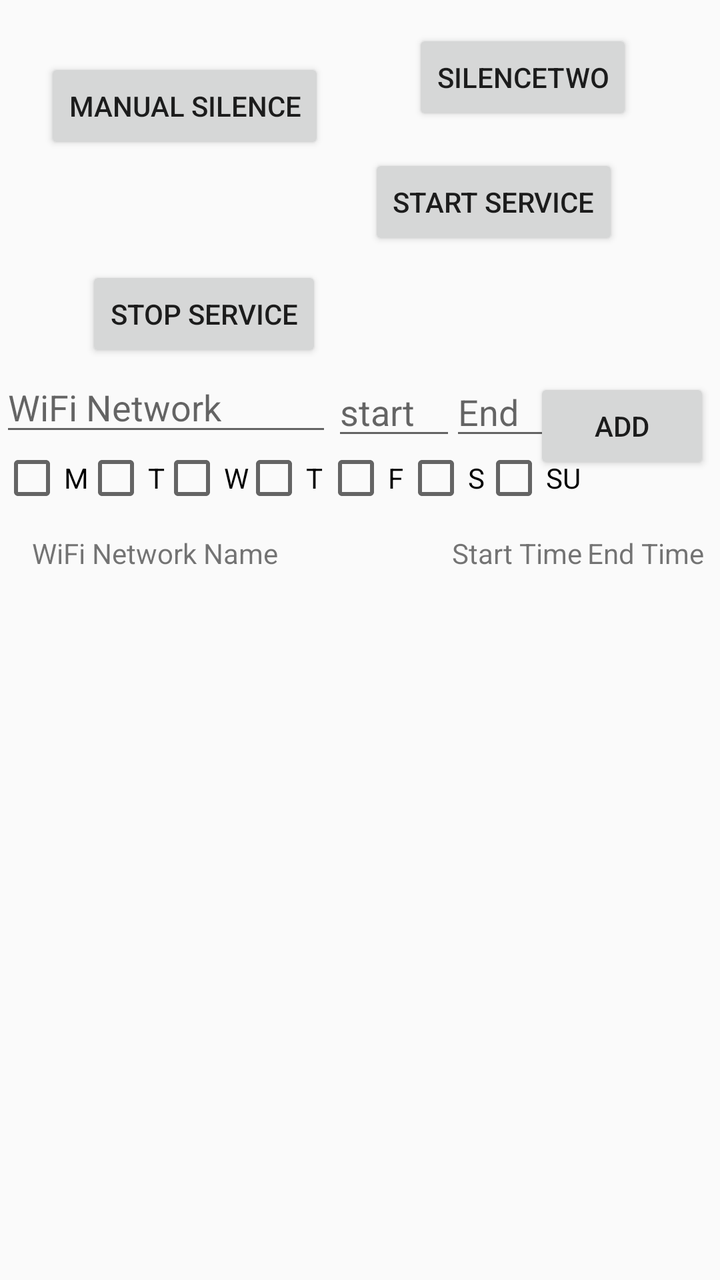
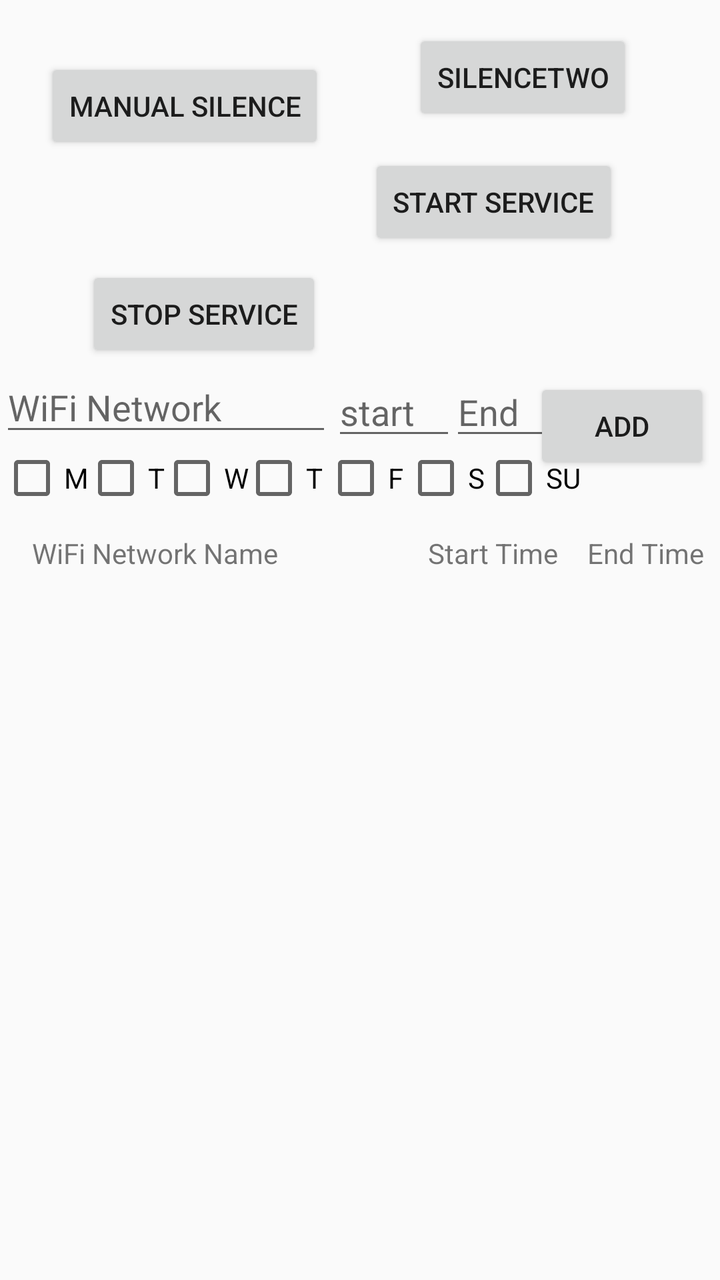

An Android layout rendered at two revisions. The XML below is the earlier revision; the diff shows what the commit changed to produce the second picture.
<!-- AndroidManifest.xml: application theme AppTheme -->
<!-- res/layout/activity_main.xml -->
<?xml version="1.0" encoding="utf-8"?>
<android.support.constraint.ConstraintLayout xmlns:android="http://schemas.android.com/apk/res/android"
    xmlns:app="http://schemas.android.com/apk/res-auto"
    xmlns:tools="http://schemas.android.com/tools"
    android:layout_width="match_parent"
    android:layout_height="match_parent"
    tools:context="testapp.silencertestapp.MainActivity">

    <Button
        android:id="@+id/btnsilence"
        android:layout_width="wrap_content"
        android:layout_height="wrap_content"
        android:layout_marginTop="29dp"
        android:text="Manual Silence"
        app:layout_constraintLeft_toLeftOf="parent"
        app:layout_constraintRight_toRightOf="parent"
        app:layout_constraintTop_toTopOf="parent"
        android:onClick="changeToSilence"
        app:layout_constraintHorizontal_bias="0.102" />

    <Button
        android:id="@+id/button3"
        android:layout_width="wrap_content"
        android:layout_height="wrap_content"
        android:text="@string/start_service"
        android:onClick="startService"
        app:layout_constraintLeft_toLeftOf="parent"
        app:layout_constraintRight_toRightOf="parent"
        app:layout_constraintTop_toBottomOf="@+id/btnsilence"
        app:layout_constraintHorizontal_bias="0.785" />

    <Button
        android:id="@+id/button4"
        android:layout_width="wrap_content"
        android:layout_height="wrap_content"
        android:layout_marginTop="8dp"
        android:text="@string/stop_service"
        android:onClick="stopService"
        app:layout_constraintBottom_toBottomOf="parent"
        app:layout_constraintLeft_toLeftOf="parent"
        app:layout_constraintRight_toRightOf="parent"
        app:layout_constraintTop_toBottomOf="@+id/button3"
        app:layout_constraintVertical_bias="0.0"
        app:layout_constraintHorizontal_bias="0.177" />
    <EditText
        android:id="@+id/wifinetwork"
        android:layout_width="166dp"
        android:layout_height="42dp"
        android:ems="10"
        android:inputType="textPersonName"
        android:hint="WiFi Network"
        app:layout_constraintLeft_toLeftOf="parent"
        app:layout_constraintTop_toTopOf="parent"
        android:layout_marginTop="181dp" />
    <EditText
        android:id="@+id/start_time"
        android:layout_width="62dp"
        android:layout_height="40dp"
        android:ems="10"
        android:inputType="time"
        android:hint="start"
        app:layout_constraintTop_toTopOf="parent"
        android:layout_marginTop="185dp"
        app:layout_constraintLeft_toRightOf="@+id/wifinetwork" />
    <EditText
        android:id="@+id/end_time"
        android:layout_width="72dp"
        android:layout_height="40dp"
        android:ems="10"
        android:inputType="time"
        android:hint="End"
        app:layout_constraintLeft_toLeftOf="parent"
        app:layout_constraintTop_toTopOf="parent"
        android:layout_marginTop="185dp"
        android:layout_marginStart="225dp"
        android:layout_marginLeft="225dp" />


    <Button
        android:id="@+id/add"
        android:layout_width="88dp"
        android:layout_height="48dp"
        android:text="add"
        android:onClick="add"
        app:layout_constraintTop_toTopOf="parent"
        android:layout_marginTop="189dp"
        android:layout_marginRight="5dp"
        app:layout_constraintRight_toRightOf="parent"
        android:layout_marginEnd="5dp" />

    <Button
        android:id="@+id/silencetwobutton"
        android:layout_width="wrap_content"
        android:layout_height="wrap_content"
        android:text="SilenceTwo"
        android:onClick="testMethod"
        app:layout_constraintRight_toRightOf="parent"
        app:layout_constraintLeft_toRightOf="@+id/btnsilence"
        app:layout_constraintBottom_toTopOf="@+id/button3"
        app:layout_constraintTop_toTopOf="parent" />

    <ListView
        android:id="@+id/item_List"
        android:layout_width="361dp"
        android:layout_height="203dp"
        android:layout_marginTop="69dp"

        app:layout_constraintTop_toBottomOf="@+id/wifinetwork"

        app:layout_constraintHorizontal_bias="0.0"
        tools:layout_editor_absoluteX="0dp" />

    <TextView
        android:id="@+id/textView"
        android:layout_width="wrap_content"
        android:layout_height="wrap_content"
        android:text="WiFi Network Name"
        android:layout_marginTop="44dp"
        app:layout_constraintTop_toBottomOf="@+id/wifinetwork"
        android:windowSoftInputMode="adjustPan"
        android:layout_marginLeft="16dp"
        app:layout_constraintLeft_toLeftOf="parent"
        android:layout_marginStart="16dp" />

    <android.support.constraint.Guideline
        android:layout_width="wrap_content"
        android:layout_height="wrap_content"
        android:id="@+id/guideline"
        app:layout_constraintGuide_begin="20dp"
        android:orientation="vertical"
        tools:layout_editor_absoluteY="0dp"
        tools:layout_editor_absoluteX="20dp" />

    <android.support.constraint.Guideline
        android:layout_width="wrap_content"
        android:layout_height="wrap_content"
        android:id="@+id/guideline2"
        app:layout_constraintGuide_begin="20dp"
        android:orientation="horizontal"
        tools:layout_editor_absoluteY="20dp"
        tools:layout_editor_absoluteX="0dp" />

    <TextView
        android:id="@+id/textView2"
        android:layout_width="66dp"
        android:layout_height="17dp"
        android:text="Start Time"
        android:layout_marginTop="42dp"
        app:layout_constraintTop_toBottomOf="@+id/end_time"
        app:layout_constraintLeft_toRightOf="@+id/textView"
        android:layout_marginLeft="87dp"
        android:layout_marginStart="87dp" />

    <TextView
        android:id="@+id/textView3"
        android:layout_width="wrap_content"
        android:layout_height="wrap_content"
        android:text="End Time"
        android:layout_marginTop="30dp"
        app:layout_constraintTop_toBottomOf="@+id/add"
        android:layout_marginRight="8dp"
        app:layout_constraintRight_toRightOf="parent"
        android:layout_marginEnd="8dp" />

    <android.support.constraint.Guideline
        android:layout_width="wrap_content"
        android:layout_height="wrap_content"
        android:id="@+id/guideline3"
        app:layout_constraintGuide_begin="20dp"
        android:orientation="vertical"
        tools:layout_editor_absoluteY="0dp"
        tools:layout_editor_absoluteX="20dp" />

    <CheckBox
        android:id="@+id/sunCheckbox"
        android:layout_width="wrap_content"
        android:layout_height="wrap_content"
        android:text="SU"
        app:layout_constraintLeft_toLeftOf="parent"
        android:layout_marginLeft="241dp"
        app:layout_constraintTop_toTopOf="parent"
        android:layout_marginTop="223dp" />

    <CheckBox
        android:id="@+id/satCheckbox"
        android:layout_width="wrap_content"
        android:layout_height="wrap_content"
        android:text="S"
        app:layout_constraintLeft_toLeftOf="parent"
        android:layout_marginLeft="202dp"
        app:layout_constraintTop_toTopOf="parent"
        android:layout_marginTop="223dp" />

    <CheckBox
        android:id="@+id/friCheckbox"
        android:layout_width="wrap_content"
        android:layout_height="wrap_content"
        android:text="F"
        app:layout_constraintLeft_toLeftOf="parent"
        android:layout_marginLeft="162dp"
        app:layout_constraintTop_toTopOf="parent"
        android:layout_marginTop="223dp" />

    <CheckBox
        android:id="@+id/thuCheckbox"
        android:layout_width="wrap_content"
        android:layout_height="wrap_content"
        android:text="T"
        app:layout_constraintLeft_toLeftOf="parent"
        android:layout_marginLeft="121dp"
        app:layout_constraintTop_toTopOf="parent"
        android:layout_marginTop="223dp" />

    <CheckBox
        android:id="@+id/wedCheckBox"
        android:layout_width="wrap_content"
        android:layout_height="wrap_content"
        android:text="W"
        app:layout_constraintLeft_toLeftOf="parent"
        android:layout_marginLeft="80dp"
        app:layout_constraintTop_toTopOf="parent"
        android:layout_marginTop="223dp" />

    <CheckBox
        android:id="@+id/tuCheckbox"
        android:layout_width="wrap_content"
        android:layout_height="wrap_content"
        android:text="T"
        app:layout_constraintLeft_toLeftOf="parent"
        android:layout_marginLeft="42dp"
        app:layout_constraintTop_toTopOf="parent"
        android:layout_marginTop="223dp"/>

    <CheckBox
        android:id="@+id/monCheckbox"
        android:layout_width="wrap_content"
        android:layout_height="wrap_content"
        android:text="M"
        app:layout_constraintLeft_toLeftOf="parent"
        android:layout_marginLeft="0dp"
        app:layout_constraintTop_toTopOf="parent"
        android:layout_marginTop="223dp" />


</android.support.constraint.ConstraintLayout>
<!-- resources referenced by this layout -->
<resources>
  <string name="start_service">Start Service</string>
  <string name="stop_service">Stop Service</string>
  <style name="AppTheme" parent="Theme.AppCompat.Light.DarkActionBar">
          
          <item name="colorPrimary">@color/colorPrimary</item>
          <item name="colorPrimaryDark">@color/colorPrimaryDark</item>
          <item name="colorAccent">@color/colorAccent</item>
      </style>
  <color name="colorPrimary">#3F51B5</color>
  <color name="colorPrimaryDark">#303F9F</color>
  <color name="colorAccent">#FF4081</color>
</resources>

<!-- the commit's change to res/layout/activity_main.xml (unified diff, before → after) -->
@@ -122,34 +122,15 @@
         app:layout_constraintLeft_toLeftOf="parent"
         android:layout_marginStart="16dp" />
 
-    <android.support.constraint.Guideline
-        android:layout_width="wrap_content"
-        android:layout_height="wrap_content"
-        android:id="@+id/guideline"
-        app:layout_constraintGuide_begin="20dp"
-        android:orientation="vertical"
-        tools:layout_editor_absoluteY="0dp"
-        tools:layout_editor_absoluteX="20dp" />
-
-    <android.support.constraint.Guideline
-        android:layout_width="wrap_content"
-        android:layout_height="wrap_content"
-        android:id="@+id/guideline2"
-        app:layout_constraintGuide_begin="20dp"
-        android:orientation="horizontal"
-        tools:layout_editor_absoluteY="20dp"
-        tools:layout_editor_absoluteX="0dp" />
-
     <TextView
         android:id="@+id/textView2"
         android:layout_width="66dp"
         android:layout_height="17dp"
         android:text="Start Time"
-        android:layout_marginTop="42dp"
-        app:layout_constraintTop_toBottomOf="@+id/end_time"
         app:layout_constraintLeft_toRightOf="@+id/textView"
-        android:layout_marginLeft="87dp"
-        android:layout_marginStart="87dp" />
+        android:layout_marginLeft="75dp"
+        android:layout_marginTop="30dp"
+        app:layout_constraintTop_toBottomOf="@+id/add"/>
 
     <TextView
         android:id="@+id/textView3"
